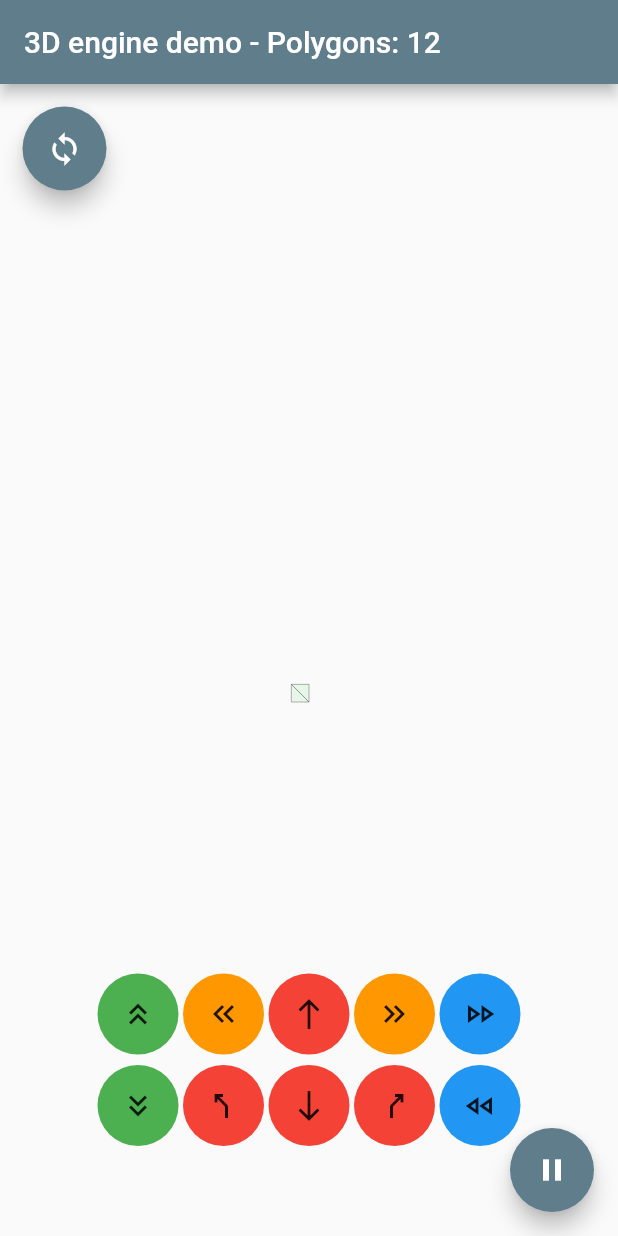
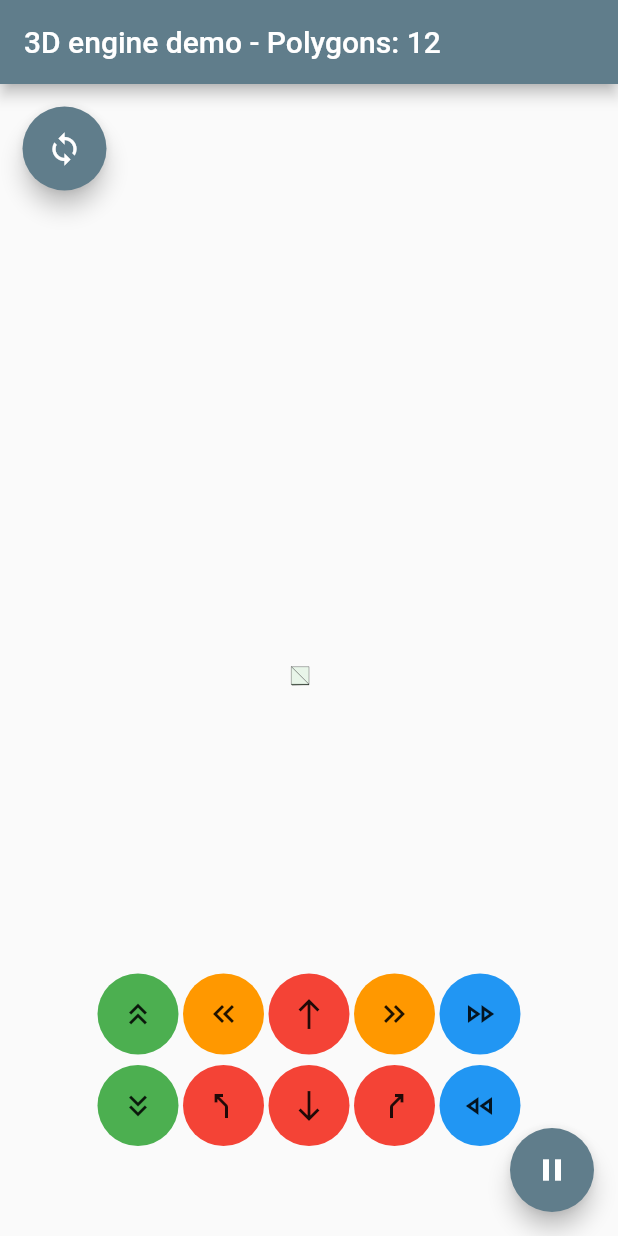
Before and after one commit to TheMarteh/window_test, a Flutter app: the screen it shows after launch, on a phone screen of 412 x 824 dp. Run offline on Flutter 3.47's test engine with Material 2 defaults, Android fonts, the phone set to English and light mode, and no system bars; missing offline and left inert: universal_html; statements that could not run were skipped.

Commit message:
Added clipping. That was fking hard

```diff
--- a/lib/logic/Renderer.dart
+++ b/lib/logic/Renderer.dart
@@ -12,7 +12,7 @@ class Renderer {
   double zOffSet = 35;
 
   // camera placeholder
-  Vec3D vCamera = Vec3D(0.0, 10.0, 0.0);
+  Vec3D vCamera = Vec3D(0.0, 1.0, 0.0);
   Vec3D vLookDirection = Vec3D(0, 0, 1);
   double theta = 0.0;
   double yaw = 0;
@@ -227,6 +227,107 @@ class Renderer {
     return v;
   }
 
+  Vec3D Vector_IntersectPlane(
+      Vec3D plane_p, Vec3D plane_n, Vec3D lineStart, Vec3D lineEnd) {
+    plane_n = Vector_Normalize(plane_n);
+    double plane_d = -(Vector_DotProduct(plane_n, plane_p));
+    double ad = Vector_DotProduct(lineStart, plane_n);
+    double bd = Vector_DotProduct(lineEnd, plane_n);
+    double t = (-1 * plane_d - ad) / (bd - ad);
+    Vec3D lineStartToEnd = Vector_Sub(lineEnd, lineStart);
+    Vec3D lineToIntersect = Vector_Mul(lineStartToEnd, t);
+    return Vector_Add(lineStart, lineToIntersect);
+  }
+
+  List<Triangle> Triangle_ClipAgainstPlane(Vec3D plane_p, Vec3D plane_n,
+      Triangle in_tri, Triangle out_tri1, Triangle out_tri2) {
+    // Make sure plane is normal
+    plane_n = Vector_Normalize(plane_n);
+
+    Function dist = (Vec3D p) {
+      Vec3D n = Vector_Normalize(p);
+      return (plane_n.x * p.x +
+          plane_n.y * p.y +
+          plane_n.z * p.z -
+          Vector_DotProduct(plane_n, plane_p));
+    };
+
+    // Temporary storage arrays for inside and outside points.
+    List<Vec3D> inside_points = List<Vec3D>.filled(3, Vec3D(0, 0, 0));
+    int nInsidePointCount = 0;
+    List<Vec3D> outside_points = List<Vec3D>.filled(3, Vec3D(0, 0, 0));
+    int nOutsidePointCount = 0;
+
+    double d0 = dist(in_tri.arr[0]);
+    double d1 = dist(in_tri.arr[1]);
+    double d2 = dist(in_tri.arr[2]);
+
+    if (d0 >= 0) {
+      inside_points[nInsidePointCount++] = in_tri.arr[0];
+    } else {
+      outside_points[nOutsidePointCount++] = in_tri.arr[0];
+    }
+    if (d1 >= 0) {
+      inside_points[nInsidePointCount++] = in_tri.arr[1];
+    } else {
+      outside_points[nOutsidePointCount++] = in_tri.arr[1];
+    }
+    if (d2 >= 0) {
+      inside_points[nInsidePointCount++] = in_tri.arr[2];
+    } else {
+      outside_points[nOutsidePointCount++] = in_tri.arr[2];
+    }
+
+    if (nInsidePointCount == 0) {
+      return [];
+    }
+
+    if (nInsidePointCount == 3) {
+      out_tri1 = in_tri;
+      return [out_tri1];
+    }
+
+    if (nInsidePointCount == 1 && nOutsidePointCount == 2) {
+      out_tri1.col = in_tri.col;
+
+      out_tri1.arr[2] = inside_points[0];
+      out_tri1.arr[1] = Vector_IntersectPlane(
+          plane_p, plane_n, inside_points[0], outside_points[0]);
+      out_tri1.arr[0] = Vector_IntersectPlane(
+          plane_p, plane_n, inside_points[0], outside_points[1]);
+
+      return [out_tri1];
+    }
+
+    if (nInsidePointCount == 2 && nOutsidePointCount == 1) {
+      // out_tri1.col = in_tri.col;
+      // out_tri2.col = in_tri.col;
+
+      out_tri1.col = Colors.red;
+      out_tri2.col = Colors.purple;
+
+      out_tri1.arr[0] = inside_points[0];
+      out_tri1.arr[1] = inside_points[1];
+      out_tri1.arr[2] = Vector_IntersectPlane(
+          plane_p, plane_n, inside_points[0], outside_points[0]);
+
+      out_tri2.arr[0] = inside_points[1];
+      out_tri2.arr[1] = out_tri1.arr[2];
+      out_tri2.arr[2] = Vector_IntersectPlane(
+          plane_p, plane_n, inside_points[1], outside_points[0]);
+
+      // print(out_tri1.arr[0].toString() +
+      //     out_tri1.arr[1].toString() +
+      //     out_tri1.arr[2].toString());
+      List<Triangle> l = List.empty(growable: true);
+      l.add(out_tri1);
+      l.add(out_tri2);
+      // return l;
+      return [out_tri2, out_tri1];
+    }
+    return [];
+  }
+
   Color calculateColor(double lum) {
     Color baseColor = Color.fromARGB(255, 209, 255, 84);
     int range = 125;
@@ -314,7 +415,7 @@ class Renderer {
     Mat4x4 matRotX = Matrix_MakeRotationX(theta * 0);
     Mat4x4 matRotY = Matrix_MakeRotationY(theta * 0);
 
-    Mat4x4 matTrans = Matrix_MakeTranslation(0.0, 10.0, zOffSet);
+    Mat4x4 matTrans = Matrix_MakeTranslation(0.0, 2.0, zOffSet);
 
     Mat4x4 matWorld = Matrix_MakeIdentity();
     matWorld = Matrix_MultiplyMatrix(matRotZ, matRotX);
@@ -371,10 +472,20 @@ class Renderer {
         triViewed.arr[2] =
             Matrix_MultiplyVector(matView, triTransformed.arr[2]);
 
+        // Clip viewed Triangle against near plane, this could form two more triangles
+        // int nClippedTriangles = 0;
+        //  = List<Triangle>.filled(2, Triangle.empty());
+        List<Triangle> clipped = Triangle_ClipAgainstPlane(Vec3D(0, 0, 2.1),
+            Vec3D(0, 0, 1), triViewed, Triangle.empty(), Triangle.empty());
+
+        for (int n = 0; n < clipped.length; n++) {
           // Project the 3d-Triangles to a 2d space
-        triProjected.arr[0] = Matrix_MultiplyVector(matProj, triViewed.arr[0]);
-        triProjected.arr[1] = Matrix_MultiplyVector(matProj, triViewed.arr[1]);
-        triProjected.arr[2] = Matrix_MultiplyVector(matProj, triViewed.arr[2]);
+          triProjected.arr[0] =
+              Matrix_MultiplyVector(matProj, clipped[n].arr[0]);
+          triProjected.arr[1] =
+              Matrix_MultiplyVector(matProj, clipped[n].arr[1]);
+          triProjected.arr[2] =
+              Matrix_MultiplyVector(matProj, clipped[n].arr[2]);
           triProjected.col = triTransformed.col;
 
           triProjected.arr[0] =
@@ -405,9 +516,14 @@ class Renderer {
           triProjected.arr[2].y *= 0.5 * height;
           triProjected.col = col;
 
-        trisToRaster.add(triProjected);
+          Triangle triToSave =
+              Triangle.from(triProjected, col: triProjected.col);
+
+          trisToRaster.add(triToSave);
         }
       }
+    }
+    print(trisToRaster.length.toString());
     return trisToRaster;
   }
 }
@@ -418,6 +534,12 @@ class Vec3D {
   double z;
   double w = 1;
   Vec3D(this.x, this.y, this.z);
+
+  @override
+  String toString() {
+    String s = "($x, $y, $z)";
+    return s;
+  }
 }
 
 class Triangle {
```
Lines whose indentation alone changed are shown as unchanged.
